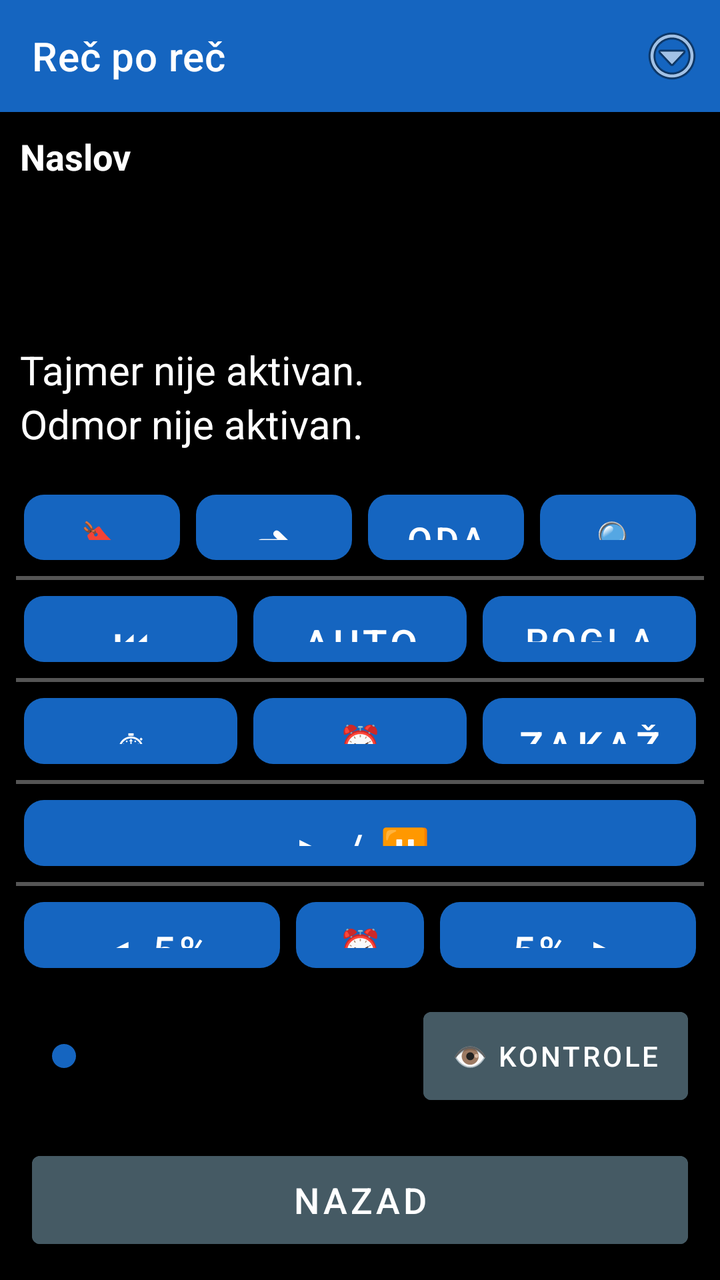
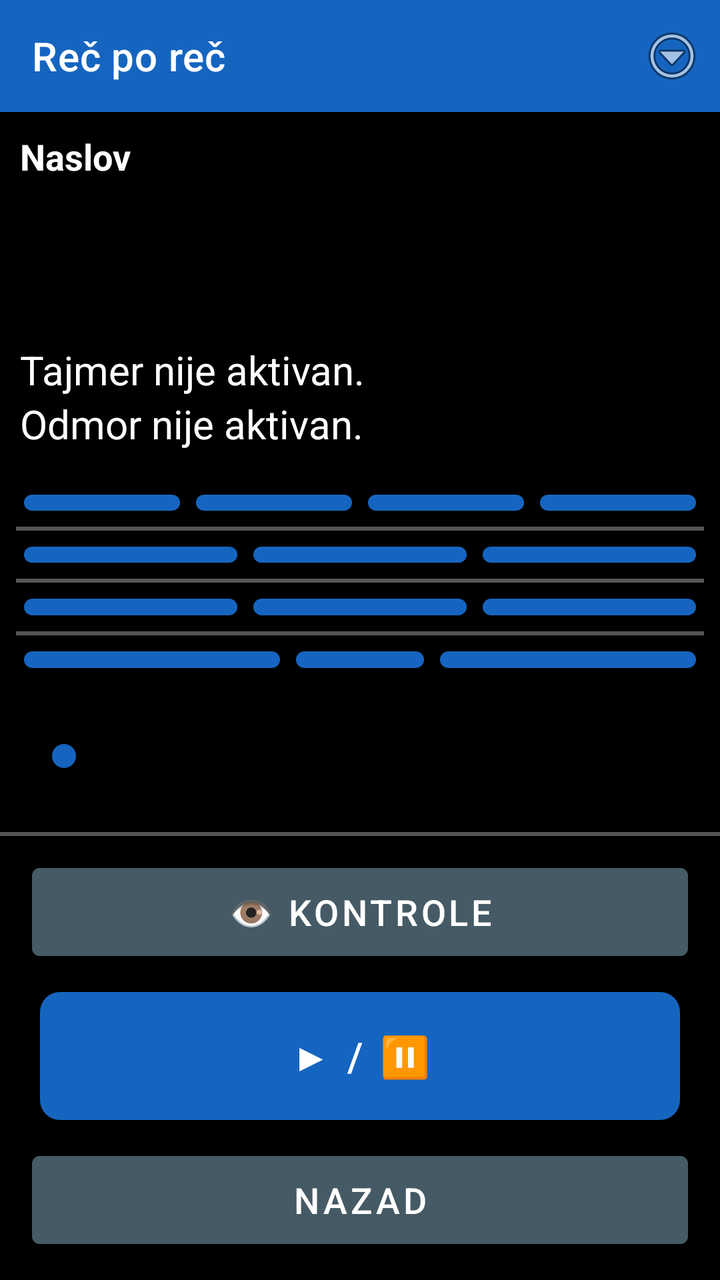

Before-and-after screenshots of an Android layout around one commit, followed by the original layout XML and the change that was made.
<!-- AndroidManifest.xml: application theme Theme.RecPoRec -->
<!-- res/layout/activity_reader.xml -->
<?xml version="1.0" encoding="utf-8"?>
<LinearLayout xmlns:android="http://schemas.android.com/apk/res/android"
    xmlns:app="http://schemas.android.com/apk/res-auto"
    android:layout_width="match_parent"
    android:layout_height="match_parent"
    android:orientation="vertical"
    android:fitsSystemWindows="true"
    android:background="@color/background">

    
    <androidx.appcompat.widget.Toolbar
        android:id="@+id/toolbar"
        android:layout_width="match_parent"
        android:layout_height="?attr/actionBarSize"
        android:background="@color/btn_voice"
        android:titleTextColor="@color/text_primary"
        app:title="@string/app_name">

        <ImageButton
            android:id="@+id/btnOverflow"
            android:layout_width="48dp"
            android:layout_height="48dp"
            android:layout_gravity="end|center_vertical"
            android:background="@android:color/transparent"
            android:contentDescription="@string/menu_options_button"
            android:src="@android:drawable/ic_menu_more" />
    </androidx.appcompat.widget.Toolbar>

    
    <LinearLayout
        android:id="@+id/layoutStatus"
        android:layout_width="match_parent"
        android:layout_height="wrap_content"
        android:orientation="vertical"
        android:padding="10dp">

        <TextView
            android:id="@+id/textDocTitle"
            android:layout_width="match_parent"
            android:layout_height="wrap_content"
            android:textSize="18sp"
            android:textStyle="bold"
            android:textColor="@color/text_primary"
            android:maxLines="1"
            android:ellipsize="end"
            android:text="Naslov" />

        <TextView
            android:id="@+id/textPages"
            android:layout_width="match_parent"
            android:layout_height="wrap_content"
            android:textSize="20sp"
            android:textColor="@color/text_primary"
            android:accessibilityLiveRegion="polite" />

        <TextView
            android:id="@+id/textElapsed"
            android:layout_width="match_parent"
            android:layout_height="wrap_content"
            android:textSize="20sp"
            android:textColor="@color/text_primary" />

        <TextView
            android:id="@+id/textRemaining"
            android:layout_width="match_parent"
            android:layout_height="wrap_content"
            android:textSize="20sp"
            android:textColor="@color/text_primary" />

        <TextView
            android:id="@+id/textTimerStatus"
            android:layout_width="match_parent"
            android:layout_height="wrap_content"
            android:textSize="20sp"
            android:textColor="@color/text_primary"
            android:text="Tajmer nije aktivan." />

        <TextView
            android:id="@+id/textRestStatus"
            android:layout_width="match_parent"
            android:layout_height="wrap_content"
            android:textSize="20sp"
            android:textColor="@color/text_primary"
            android:text="Odmor nije aktivan." />
    </LinearLayout>

    
    <LinearLayout
        android:layout_width="match_parent"
        android:layout_height="0dp"
        android:layout_weight="1"
        android:orientation="vertical"
        android:padding="8dp">

        
        <LinearLayout
            android:id="@+id/layoutRow1"
            android:layout_width="match_parent"
            android:layout_height="0dp"
            android:layout_weight="1"
            android:orientation="horizontal">

            <Button android:id="@+id/btnBookmarks" style="@style/KeyButton"
                android:backgroundTint="@color/btn_goto_page"
                android:contentDescription="Oznake - dodaj, ukloni ili ukloni sve oznake u ovom dokumentu. Dug pritisak: brzo dodaj oznaku."
                android:textSize="18sp"
                android:text="🔖 Oznake" />

            <Button android:id="@+id/btnGoTo" style="@style/KeyButton"
                android:backgroundTint="@color/btn_goto_page"
                android:contentDescription="Idi na stranicu, minut ili oznaku. Dug pritisak: idi na početak dokumenta."
                android:textSize="18sp"
                android:text="➜ Idi na" />

            <Button android:id="@+id/btnSelectAll" style="@style/KeyButton"
                android:backgroundTint="@color/btn_combined"
                android:contentDescription="Odaberi sve. Dug pritisak: kopiraj odabrano."
                android:textSize="18sp"
                android:text="Odaberi sve" />

            <Button android:id="@+id/btnSearchText" style="@style/KeyButton"
                android:backgroundTint="@color/btn_goto_page"
                android:contentDescription="Pretraži tekst dokumenta. Dug pritisak: ponovi poslednju pretragu."
                android:textSize="18sp"
                android:text="🔍 Pretraga" />
        </LinearLayout>

        
        <View
            android:id="@+id/dividerRow1"
            android:layout_width="match_parent"
            android:layout_height="2dp"
            android:layout_marginTop="4dp"
            android:layout_marginBottom="4dp"
            android:background="@color/slider_track"
            android:importantForAccessibility="no" />

        
        <LinearLayout
            android:id="@+id/layoutRow2"
            android:layout_width="match_parent"
            android:layout_height="0dp"
            android:layout_weight="1"
            android:orientation="horizontal">

            <Button android:id="@+id/btnPrevChapter" style="@style/KeyButton"
                android:backgroundTint="@color/btn_chapter"
                android:contentDescription="@string/btn_prev_chapter"
                android:textSize="18sp"
                android:text="⏮ Poglavlje" />

            <Button android:id="@+id/btnAutoScroll" style="@style/KeyButton"
                android:backgroundTint="@color/btn_combined"
                android:contentDescription="Automatski listaj dokument."
                android:text="Automatski listaj" />

            <Button android:id="@+id/btnNextChapter" style="@style/KeyButton"
                android:backgroundTint="@color/btn_chapter"
                android:contentDescription="@string/btn_next_chapter"
                android:textSize="18sp"
                android:text="Poglavlje ⏭" />
        </LinearLayout>

        <View
            android:id="@+id/dividerRow2"
            android:layout_width="match_parent"
            android:layout_height="2dp"
            android:layout_marginTop="4dp"
            android:layout_marginBottom="4dp"
            android:background="@color/slider_track"
            android:importantForAccessibility="no" />

        
        <LinearLayout
            android:id="@+id/layoutRow3"
            android:layout_width="match_parent"
            android:layout_height="0dp"
            android:layout_weight="1"
            android:orientation="horizontal">

            <Button android:id="@+id/btnTimer" style="@style/KeyButton"
                android:backgroundTint="@color/btn_timer"
                android:contentDescription="@string/btn_timer"
                android:text="⏱ Tajmer" />

            <Button android:id="@+id/btnWakeUp" style="@style/KeyButton"
                android:backgroundTint="@color/btn_wakeup"
                android:contentDescription="Probudi me u tačno vreme. Dug pritisak: isključi buđenje."
                android:textSize="18sp"
                android:text="⏰ Probudi" />

            <Button android:id="@+id/btnScheduleReading" style="@style/KeyButton"
                android:backgroundTint="@color/btn_voice"
                android:contentDescription="Zakaži čitanje."
                android:text="Zakaži čitanje" />
        </LinearLayout>

        <View
            android:id="@+id/dividerRow3"
            android:layout_width="match_parent"
            android:layout_height="2dp"
            android:layout_marginTop="4dp"
            android:layout_marginBottom="4dp"
            android:background="@color/slider_track"
            android:importantForAccessibility="no" />

        
        <LinearLayout
            android:layout_width="match_parent"
            android:layout_height="0dp"
            android:layout_weight="1"
            android:orientation="horizontal">

            <Button android:id="@+id/btnPlayPause" style="@style/KeyButton"
                android:backgroundTint="@color/btn_play"
                android:contentDescription="@string/btn_play_pause"
                android:text="▶ / ⏸" />
        </LinearLayout>

        <View
            android:id="@+id/dividerRow4"
            android:layout_width="match_parent"
            android:layout_height="2dp"
            android:layout_marginTop="4dp"
            android:layout_marginBottom="4dp"
            android:background="@color/slider_track"
            android:importantForAccessibility="no" />

        
        <LinearLayout
            android:id="@+id/layoutRow5"
            android:layout_width="match_parent"
            android:layout_height="0dp"
            android:layout_weight="1"
            android:orientation="horizontal">

            <Button android:id="@+id/btnStepBack" style="@style/KeyButton"
                android:layout_weight="2"
                android:backgroundTint="@color/btn_page_nav"
                android:contentDescription="@string/slider_back"
                android:text="◀ 5%" />

            <Button android:id="@+id/btnRemindMe" style="@style/KeyButton"
                android:backgroundTint="@color/btn_timer"
                android:contentDescription="Podsetnik, vraća dokument unazad. Dug pritisak: ponovi poslednji podsetnik."
                android:textSize="18sp"
                android:text="⏰ Podseti" />

            <Button android:id="@+id/btnStepForward" style="@style/KeyButton"
                android:layout_weight="2"
                android:backgroundTint="@color/btn_page_nav"
                android:contentDescription="@string/slider_forward"
                android:text="5% ▶" />
        </LinearLayout>

    </LinearLayout>

    
    <LinearLayout
        android:layout_width="match_parent"
        android:layout_height="wrap_content"
        android:orientation="horizontal"
        android:gravity="center_vertical"
        android:layout_marginStart="16dp"
        android:layout_marginEnd="16dp"
        android:layout_marginTop="4dp"
        android:layout_marginBottom="16dp">

        <SeekBar
            android:id="@+id/seekProgress"
            android:layout_width="0dp"
            android:layout_weight="1"
            android:layout_height="56dp"
            android:contentDescription="@string/slider_position"
            android:max="100"
            android:progressTint="@color/btn_voice"
            android:thumbTint="@color/btn_voice" />

        <Button
            android:id="@+id/btnToggleControls"
            android:layout_width="wrap_content"
            android:layout_height="56dp"
            android:layout_marginStart="10dp"
            android:minWidth="0dp"
            android:paddingStart="14dp"
            android:paddingEnd="14dp"
            android:textSize="14sp"
            android:backgroundTint="@color/btn_combined"
            android:textColor="@color/button_text"
            android:contentDescription="Prikaži ili sakrij kontrole. Dug pritisak: Kratak predah, pauzira čitanje na 15 minuta."
            android:text="👁 Kontrole" />
    </LinearLayout>

    
    <Button
        android:id="@+id/btnBack"
        android:layout_width="match_parent"
        android:layout_height="56dp"
        android:layout_marginStart="16dp"
        android:layout_marginEnd="16dp"
        android:layout_marginBottom="12dp"
        android:textSize="18sp"
        android:backgroundTint="@color/btn_combined"
        android:textColor="@color/button_text"
        android:contentDescription="Nazad. Zatvara dokument, vraća na listu. Dug pritisak: pošalji aplikaciju u pozadinu."
        android:text="Nazad" />

</LinearLayout>
<!-- resources referenced by this layout -->
<resources>
  <color name="background">#000000</color>
  <color name="btn_chapter">#2E7D32</color>
  <color name="btn_combined">#455A64</color>
  <color name="btn_goto_page">#5D4037</color>
  <color name="btn_page_nav">#AD1457</color>
  <color name="btn_play">#D84315</color>
  <color name="btn_timer">#6A1B9A</color>
  <color name="btn_voice">#1565C0</color>
  <color name="btn_wakeup">#C62828</color>
  <color name="button_text">#FFFFFF</color>
  <color name="slider_track">#555555</color>
  <color name="text_primary">#FFFFFF</color>
  <string name="app_name">Reč po reč</string>
  <string name="btn_next_chapter">Sledeće poglavlje. Dug pritisak: spisak svih poglavlja.</string>
  <string name="btn_play_pause">Pokreni/Pauziraj čitanje. Dug pritisak: reci trenutni status.</string>
  <string name="btn_prev_chapter">Prethodno poglavlje. Dug pritisak: ponovi trenutno poglavlje.</string>
  <string name="btn_timer">Tajmer za automatsku pauzu. Dug pritisak: isključi tajmer.</string>
  <string name="menu_options_button">Opcije. Dug pritisak: provera dozvola.</string>
  <string name="slider_back">Pomeri pet posto unazad. Dug pritisak: ponovi trenutnu stranicu.</string>
  <string name="slider_forward">Pomeri pet posto unapred. Dug pritisak: poništi poslednju radnju.</string>
  <string name="slider_position">Klizač za pomeranje kroz knjigu, pet posto po koraku</string>
  <style name="KeyButton">
          <item name="android:layout_width">0dp</item>
          <item name="android:layout_height">match_parent</item>
          <item name="android:layout_weight">1</item>
          <item name="android:layout_margin">4dp</item>
          <item name="android:textSize">20sp</item>
          <item name="android:textColor">@color/button_text</item>
          <item name="android:background">@drawable/key_button_shape</item>
          <item name="android:stateListAnimator">@null</item>
          <item name="android:elevation">0dp</item>
      </style>
  <style name="Theme.RecPoRec" parent="Theme.MaterialComponents.DayNight.NoActionBar">
          <item name="android:windowBackground">@color/background</item>
          <item name="android:textColorPrimary">@color/text_primary</item>
          <item name="colorPrimary">@color/btn_voice</item>
          <item name="colorOnPrimary">@color/button_text</item>
          <item name="alertDialogTheme">@style/RecPoRecAlertDialog</item>
          <item name="android:alertDialogTheme">@style/RecPoRecAlertDialog</item>
      </style>
  <!-- drawable key_button_shape (drawable) -->
  <?xml version="1.0" encoding="utf-8"?>
  <shape xmlns:android="http://schemas.android.com/apk/res/android"
      android:shape="rectangle">
      <corners android:radius="10dp" />
      <solid android:color="#FFFFFF" />
  </shape>
  <style name="RecPoRecDialogText" parent="TextAppearance.AppCompat.Medium">
          <item name="android:textSize">20sp</item>
          <item name="android:textColor">@color/text_primary</item>
      </style>
  <style name="RecPoRecDialogButton" parent="Widget.AppCompat.Button.ButtonBar.AlertDialog">
          <item name="android:textSize">18sp</item>
          <item name="android:textColor">@color/btn_goto_page</item>
          <item name="android:textStyle">bold</item>
      </style>
  <!-- unchanged entries left out for length: 1 -->
</resources>

<!-- the commit's change to res/layout/activity_reader.xml (unified diff, before → after) -->
@@ -206,28 +206,6 @@
 
         
         <LinearLayout
-            android:layout_width="match_parent"
-            android:layout_height="0dp"
-            android:layout_weight="1"
-            android:orientation="horizontal">
-
-            <Button android:id="@+id/btnPlayPause" style="@style/KeyButton"
-                android:backgroundTint="@color/btn_play"
-                android:contentDescription="@string/btn_play_pause"
-                android:text="▶ / ⏸" />
-        </LinearLayout>
-
-        <View
-            android:id="@+id/dividerRow4"
-            android:layout_width="match_parent"
-            android:layout_height="2dp"
-            android:layout_marginTop="4dp"
-            android:layout_marginBottom="4dp"
-            android:background="@color/slider_track"
-            android:importantForAccessibility="no" />
-
-        
-        <LinearLayout
             android:id="@+id/layoutRow5"
             android:layout_width="match_parent"
             android:layout_height="0dp"
@@ -256,42 +234,55 @@
     </LinearLayout>
 
     
+    <SeekBar
+        android:id="@+id/seekProgress"
+        android:layout_width="match_parent"
+        android:layout_height="56dp"
+        android:layout_marginStart="16dp"
+        android:layout_marginEnd="16dp"
+        android:layout_marginTop="4dp"
+        android:contentDescription="@string/slider_position"
+        android:max="100"
+        android:progressTint="@color/btn_voice"
+        android:thumbTint="@color/btn_voice" />
+
+    <View
+        android:id="@+id/dividerRow4"
+        android:layout_width="match_parent"
+        android:layout_height="2dp"
+        android:layout_marginTop="10dp"
+        android:layout_marginBottom="10dp"
+        android:background="@color/slider_track"
+        android:importantForAccessibility="no" />
+
+    
+    <Button
+        android:id="@+id/btnToggleControls"
+        android:layout_width="match_parent"
+        android:layout_height="56dp"
+        android:layout_marginStart="16dp"
+        android:layout_marginEnd="16dp"
+        android:layout_marginBottom="8dp"
+        android:textSize="18sp"
+        android:backgroundTint="@color/btn_combined"
+        android:textColor="@color/button_text"
+        android:contentDescription="Prikaži ili sakrij kontrole. Dug pritisak: Kratak predah, pauzira čitanje na 15 minuta."
+        android:text="👁 Kontrole" />
+
     <LinearLayout
         android:layout_width="match_parent"
-        android:layout_height="wrap_content"
-        android:orientation="horizontal"
-        android:gravity="center_vertical"
-        android:layout_marginStart="16dp"
-        android:layout_marginEnd="16dp"
-        android:layout_marginTop="4dp"
-        android:layout_marginBottom="16dp">
-
-        <SeekBar
-            android:id="@+id/seekProgress"
-            android:layout_width="0dp"
-            android:layout_weight="1"
-            android:layout_height="56dp"
-            android:contentDescription="@string/slider_position"
-            android:max="100"
-            android:progressTint="@color/btn_voice"
-            android:thumbTint="@color/btn_voice" />
-
-        <Button
-            android:id="@+id/btnToggleControls"
-            android:layout_width="wrap_content"
-            android:layout_height="56dp"
-            android:layout_marginStart="10dp"
-            android:minWidth="0dp"
-            android:paddingStart="14dp"
-            android:paddingEnd="14dp"
-            android:textSize="14sp"
-            android:backgroundTint="@color/btn_combined"
-            android:textColor="@color/button_text"
-            android:contentDescription="Prikaži ili sakrij kontrole. Dug pritisak: Kratak predah, pauzira čitanje na 15 minuta."
-            android:text="👁 Kontrole" />
+        android:layout_height="72dp"
+        android:layout_marginStart="16dp"
+        android:layout_marginEnd="16dp"
+        android:layout_marginBottom="8dp"
+        android:orientation="horizontal">
+
+        <Button android:id="@+id/btnPlayPause" style="@style/KeyButton"
+            android:backgroundTint="@color/btn_play"
+            android:contentDescription="@string/btn_play_pause"
+            android:text="▶ / ⏸" />
     </LinearLayout>
 
-    
     <Button
         android:id="@+id/btnBack"
         android:layout_width="match_parent"
